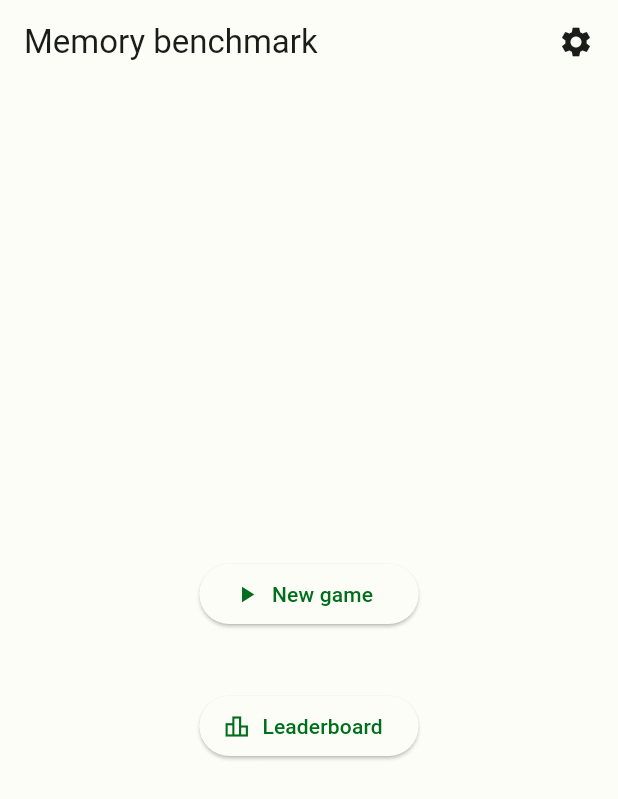
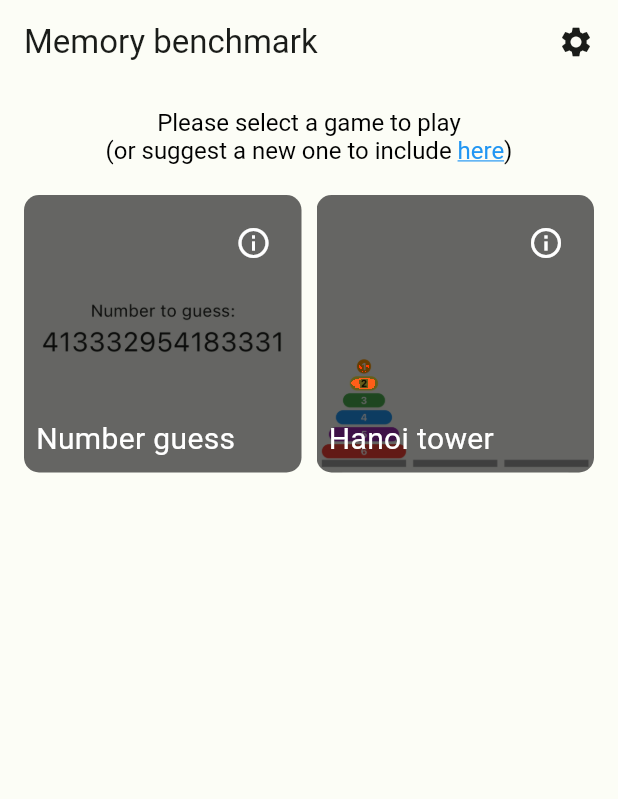
Before and after one commit to piazzadario/memory_game, a Flutter app: the screen it shows after launch, on a phone screen of 412 x 824 dp. Shown: the top 799 px of the screen. Run offline on Flutter 3.47's test engine with Material 3 defaults, Android fonts, the phone set to English and light mode, and no system bars; drawn by our look-alikes of auto_size_text; our stand-ins replace firebase_core, google_mobile_ads, hive, hive_flutter; accounts and stored records are empty; network calls fail.

```diff
--- a/lib/constants.dart
+++ b/lib/constants.dart
@@ -3,3 +3,4 @@ import 'package:flutter/material.dart';
 const headlineStyle = TextStyle(fontSize: 40);
 const subtitleStyle = TextStyle(fontSize: 32);
 const bodyStyle = TextStyle(fontSize: 24);
+const bodySmall = TextStyle(fontSize: 16);
--- a/lib/main.dart
+++ b/lib/main.dart
@@ -3,7 +3,8 @@ import 'package:brain_benchmark/data/game.dart';
 import 'package:brain_benchmark/data/leaderboard.dart';
 import 'package:brain_benchmark/data/preferences.dart';
 import 'package:brain_benchmark/firebase_options.dart';
-import 'package:brain_benchmark/pages/game_page.dart';
+import 'package:brain_benchmark/pages/numbers_game_page.dart';
+import 'package:brain_benchmark/pages/hanoi_page.dart';
 import 'package:brain_benchmark/pages/leaderboard_page.dart';
 import 'package:brain_benchmark/pages/settings_page.dart';
 import 'package:brain_benchmark/theme.dart';
@@ -51,12 +52,14 @@ class MyApp extends StatelessWidget {
           children: [
             Expanded(child: child!),
             const AnchoredBanner(),
+            SizedBox(height: MediaQuery.of(context).padding.bottom)
           ],
         );
       },
       routes: {
         HomePage.routeName: (context) => const HomePage(),
-        GamePage.routeName: (context) => const GamePage(),
+        HanoiPage.routeName: (context) => const HanoiPage(),
+        NumbersGamePage.routeName: (context) => const NumbersGamePage(),
         LeaderboardPage.routeName: (context) => const LeaderboardPage(),
         SettingsPage.routeName: (context) => const SettingsPage(),
       },
--- a/lib/pages/home_page.dart
+++ b/lib/pages/home_page.dart
@@ -1,5 +1,8 @@
-import 'package:brain_benchmark/pages/game_page.dart';
-import 'package:brain_benchmark/pages/leaderboard_page.dart';
+import 'package:auto_size_text/auto_size_text.dart';
+import 'package:brain_benchmark/constants.dart';
+import 'package:brain_benchmark/pages/hanoi_page.dart';
+import 'package:brain_benchmark/pages/numbers_game_page.dart';
+import 'package:flutter/gestures.dart';
 import 'package:flutter/material.dart';
 
 import 'settings_page.dart';
@@ -31,15 +34,124 @@ class _MyHomePageState extends State<HomePage> {
         ],
       ),
       body: SafeArea(
-        child: Center(
-          child: IntrinsicWidth(
+        child: Padding(
+          padding: const EdgeInsets.all(16),
+          child: Column(
+            children: [
+              RichText(
+                textAlign: TextAlign.center,
+                text: TextSpan(
+                  children: [
+                    const TextSpan(
+                        text:
+                            'Please select a game to play\n(or suggest a new one to include ',
+                        style: TextStyle()),
+                    TextSpan(
+                      text: 'here',
+                      recognizer: TapGestureRecognizer()..onTap = () {},
+                      style: bodySmall.copyWith(
+                        decoration: TextDecoration.underline,
+                        color: Colors.blue,
+                      ),
+                    ),
+                    const TextSpan(text: ')'),
+                  ],
+                  style: bodySmall.copyWith(color: Colors.black),
+                ),
+              ),
+              const SizedBox(height: 20),
+              Expanded(
+                child: GridView.count(
+                  crossAxisCount: 2,
+                  crossAxisSpacing: 10,
+                  mainAxisSpacing: 10,
+                  children: const [
+                    _GameCard(
+                      title: "Number guess",
+                      routeName: NumbersGamePage.routeName,
+                      imagePath: "assets/numbers.jpg",
+                    ),
+                    _GameCard(
+                      title: "Hanoi tower",
+                      routeName: HanoiPage.routeName,
+                      imagePath: "assets/hanoi.jpg",
+                    ),
+                  ],
+                ),
+              ),
+            ],
+          ),
+        ),
+      ),
+    );
+  }
+}
+
+class _GameCard extends StatelessWidget {
+  final String title;
+  final String routeName;
+  final String imagePath;
+  const _GameCard({
+    super.key,
+    required this.title,
+    required this.routeName,
+    required this.imagePath,
+  });
+
+  @override
+  Widget build(BuildContext context) {
+    return GestureDetector(
+      onTap: () => Navigator.pushNamed(context, routeName),
+      child: Container(
+        decoration: BoxDecoration(
+          borderRadius: BorderRadius.circular(10),
+          image: DecorationImage(
+            image: AssetImage(imagePath),
+            colorFilter: ColorFilter.mode(
+              Colors.black.withOpacity(0.6),
+              BlendMode.colorBurn,
+            ),
+          ),
+        ),
+        padding: const EdgeInsets.all(8),
+        child: Column(
+          mainAxisAlignment: MainAxisAlignment.spaceBetween,
+          crossAxisAlignment: CrossAxisAlignment.stretch,
+          children: [
+            Align(
+              alignment: Alignment.topRight,
+              child: IconButton(
+                onPressed: () {},
+                icon: const Icon(
+                  Icons.info_outline,
+                  color: Colors.white,
+                ),
+              ),
+            ),
+            AutoSizeText(
+              title,
+              style: bodyStyle.copyWith(
+                color: Colors.white,
+              ),
+              minFontSize: 10,
+              maxFontSize: 20,
+              maxLines: 1,
+            ),
+          ],
+        ),
+      ),
+    );
+  }
+}
+
+/* IntrinsicWidth(
             child: Column(
               mainAxisAlignment: MainAxisAlignment.center,
               crossAxisAlignment: CrossAxisAlignment.stretch,
               children: [
                 ElevatedButton.icon(
                   onPressed: () {
-                    Navigator.pushNamed(context, GamePage.routeName);
+                    Navigator.pushNamed(context, NumbersGamePage.routeName);
                   },
                   label: const Text("New game"),
                   icon: const Icon(Icons.play_arrow),
@@ -55,8 +167,4 @@ class _MyHomePageState extends State<HomePage> {
               ],
             ),
           ),
-        ),
-      ),
-    );
-  }
-}
+           */
--- a/pubspec.yaml
+++ b/pubspec.yaml
@@ -27,6 +27,8 @@ dev_dependencies:
     sdk: flutter
   flutter_lints: ^2.0.0
 
-
 flutter:
   uses-material-design: true
+
+  assets:
+    - assets/
```
Also changed, not shown: lib/pages/hanoi_page.dart (added, +220 -0 lines), lib/pages/numbers_game_page.dart (renamed from lib/pages/game_page.dart, +5 -5 lines), assets/hanoi.jpg (added), assets/numbers.jpg (added).
